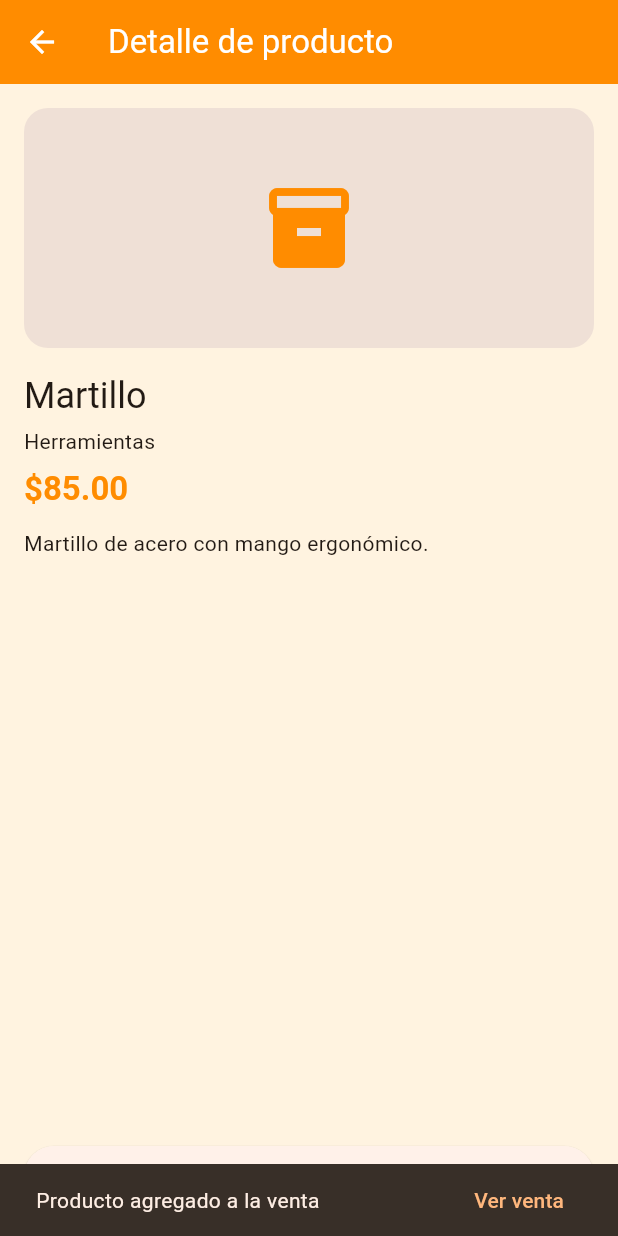
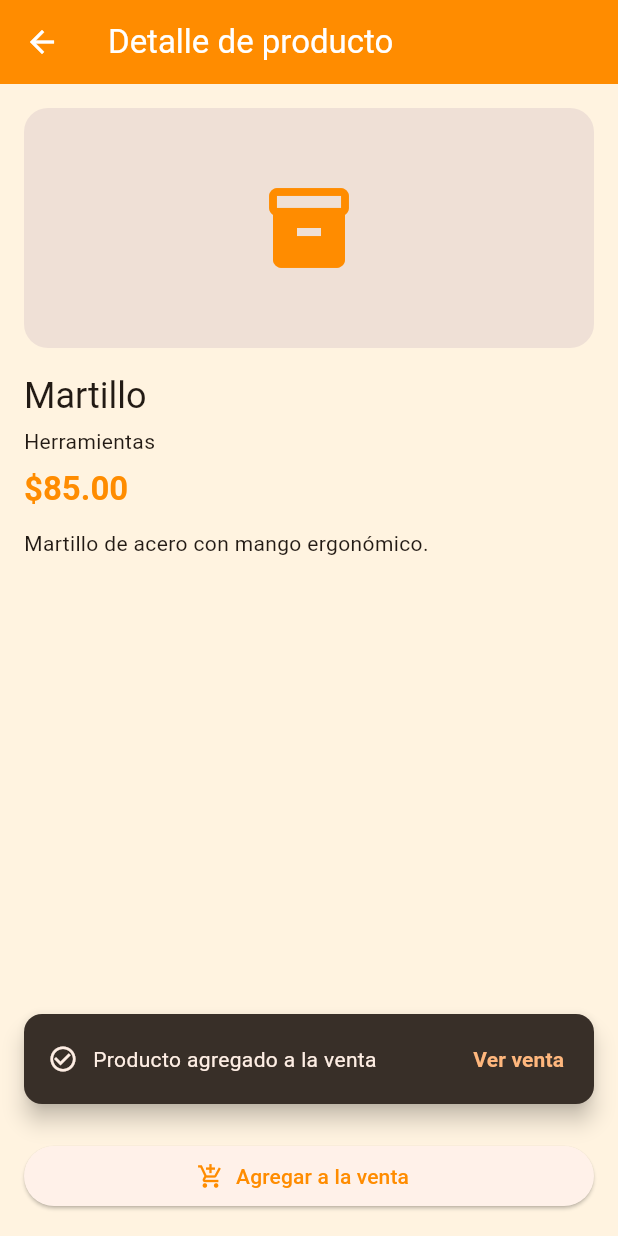
Before and after one commit to leyverAAA/Tlapaleria_app, a Flutter app: the ProductDetailScreen screen opened directly with sample values from the repository, after a tap on "Agregar a la venta", on a phone screen of 412 x 824 dp. Run offline on Flutter 3.47's test engine with Material 3 defaults, Android fonts, the phone set to English and light mode, and no system bars.

Commit message:
Refactor import paths to use absolute references and update AI_LOG.md with new entry

```diff
--- a/lib/core/widgets/cart_action_button.dart
+++ b/lib/core/widgets/cart_action_button.dart
@@ -1,7 +1,7 @@
 import 'package:flutter/material.dart';
 import 'package:provider/provider.dart';
 
-import '../../features/cart/cart_provider.dart';
+import '/features/cart/cart_provider.dart';
 import '../routes/app_routes.dart';
 
 /// Botón reutilizable para acceder a la venta actual con contador.
--- a/lib/core/widgets/product_card.dart
+++ b/lib/core/widgets/product_card.dart
@@ -1,6 +1,6 @@
 import 'package:flutter/material.dart';
 
-import '../../models/product.dart';
+import '/models/product.dart';
 
 class ProductCard extends StatelessWidget {
   final Product product;
--- a/lib/data/local/products_data.dart
+++ b/lib/data/local/products_data.dart
@@ -1,4 +1,4 @@
-import '../../models/product.dart';
+import '/models/product.dart';
 
 class ProductsData {
   static const List<Product> products = [
--- a/lib/data/repositories/product_repository.dart
+++ b/lib/data/repositories/product_repository.dart
@@ -1,4 +1,4 @@
-import '../../models/product.dart';
+import '/models/product.dart';
 import '../local/products_data.dart';
 
 class ProductRepository {
--- a/lib/features/cart/cart_provider.dart
+++ b/lib/features/cart/cart_provider.dart
@@ -1,6 +1,6 @@
 import 'package:flutter/material.dart';
 
-import '../../models/product.dart';
+import '/models/product.dart';
 
 class CartItem {
   final Product product;
--- a/lib/features/cart/cart_screen.dart
+++ b/lib/features/cart/cart_screen.dart
@@ -1,8 +1,8 @@
 import 'package:flutter/material.dart';
 import 'package:provider/provider.dart';
 
-import '../../core/routes/app_routes.dart';
-import '../../core/widgets/custom_button.dart';
+import '/core/routes/app_routes.dart';
+import '/core/widgets/custom_button.dart';
 import 'cart_provider.dart';
 
 class CartScreen extends StatelessWidget {
--- a/lib/features/home/home_screen.dart
+++ b/lib/features/home/home_screen.dart
@@ -1,7 +1,7 @@
 import 'package:flutter/material.dart';
 
-import '../../core/routes/app_routes.dart';
-import '../../core/widgets/cart_action_button.dart';
+import '/core/routes/app_routes.dart';
+import '/core/widgets/cart_action_button.dart';
 
 class HomeScreen extends StatelessWidget {
   const HomeScreen({super.key});
--- a/lib/features/product_detail/product_detail_screen.dart
+++ b/lib/features/product_detail/product_detail_screen.dart
@@ -1,23 +1,64 @@
+import 'dart:async';
+
 import 'package:flutter/material.dart';
 import 'package:provider/provider.dart';
 
-import '../../core/routes/app_routes.dart';
-import '../../core/widgets/custom_button.dart';
-import '../../models/product.dart';
+import '/core/routes/app_routes.dart';
+import '/core/widgets/custom_button.dart';
+import '/models/product.dart';
 import '../cart/cart_provider.dart';
 
-class ProductDetailScreen extends StatelessWidget {
+class ProductDetailScreen extends StatefulWidget {
   final Product product;
 
   const ProductDetailScreen({super.key, required this.product});
 
   @override
+  State<ProductDetailScreen> createState() => _ProductDetailScreenState();
+}
+
+class _ProductDetailScreenState extends State<ProductDetailScreen> {
+  static const _messageDuration = Duration(seconds: 2);
+  static const _fadeDuration = Duration(milliseconds: 250);
+
+  Timer? _messageTimer;
+  bool _showMessage = false;
+
+  @override
+  void dispose() {
+    _messageTimer?.cancel();
+    super.dispose();
+  }
+
+  void _addToCart() {
+    context.read<CartProvider>().add(widget.product);
+
+    // Reinicia el tiempo si se agregan varios productos seguidos para que el
+    // aviso no se quede encimado ni se acumule.
+    _messageTimer?.cancel();
+    setState(() => _showMessage = true);
+    _messageTimer = Timer(_messageDuration, () {
+      if (!mounted) return;
+      setState(() => _showMessage = false);
+    });
+  }
+
+  void _openCart() {
+    _messageTimer?.cancel();
+    setState(() => _showMessage = false);
+    Navigator.pushNamed(context, AppRoutes.cart);
+  }
+
+  @override
   Widget build(BuildContext context) {
     final colorScheme = Theme.of(context).colorScheme;
+    final product = widget.product;
 
     return Scaffold(
       appBar: AppBar(title: const Text('Detalle de producto')),
-      body: Padding(
+      body: Stack(
+        children: [
+          Padding(
             padding: const EdgeInsets.all(16),
             child: Column(
               crossAxisAlignment: CrossAxisAlignment.start,
@@ -58,24 +99,71 @@ class ProductDetailScreen extends StatelessWidget {
                   child: CustomButton(
                     label: 'Agregar a la venta',
                     icon: Icons.add_shopping_cart,
-                onPressed: () {
-                  context.read<CartProvider>().add(product);
-                  ScaffoldMessenger.of(context).showSnackBar(
-                    SnackBar(
-                      content: const Text('Producto agregado a la venta'),
-                      action: SnackBarAction(
-                        label: 'Ver venta',
-                        onPressed: () =>
-                            Navigator.pushNamed(context, AppRoutes.cart),
-                      ),
-                    ),
-                  );
-                },
+                    onPressed: _addToCart,
                   ),
                 ),
               ],
             ),
           ),
+          Positioned(
+            left: 16,
+            right: 16,
+            bottom: 88,
+            child: IgnorePointer(
+              ignoring: !_showMessage,
+              child: ExcludeSemantics(
+                excluding: !_showMessage,
+                child: AnimatedOpacity(
+                  opacity: _showMessage ? 1 : 0,
+                  duration: _fadeDuration,
+                  curve: Curves.easeOut,
+                  child: AnimatedSlide(
+                    offset: _showMessage ? Offset.zero : const Offset(0, 0.25),
+                    duration: _fadeDuration,
+                    curve: Curves.easeOut,
+                    child: Material(
+                      color: colorScheme.inverseSurface,
+                      elevation: 6,
+                      borderRadius: BorderRadius.circular(12),
+                      child: Padding(
+                        padding: const EdgeInsets.fromLTRB(16, 6, 8, 6),
+                        child: Row(
+                          children: [
+                            Icon(
+                              Icons.check_circle_outline,
+                              size: 20,
+                              color: colorScheme.onInverseSurface,
+                            ),
+                            const SizedBox(width: 10),
+                            Expanded(
+                              child: Text(
+                                'Producto agregado a la venta',
+                                style: TextStyle(
+                                  color: colorScheme.onInverseSurface,
+                                ),
+                              ),
+                            ),
+                            TextButton(
+                              onPressed: _openCart,
+                              child: Text(
+                                'Ver venta',
+                                style: TextStyle(
+                                  color: colorScheme.inversePrimary,
+                                  fontWeight: FontWeight.w600,
+                                ),
+                              ),
+                            ),
+                          ],
+                        ),
+                      ),
+                    ),
+                  ),
+                ),
+              ),
+            ),
+          ),
+        ],
+      ),
     );
   }
 }
--- a/lib/features/splash/splash_screen.dart
+++ b/lib/features/splash/splash_screen.dart
@@ -2,7 +2,7 @@ import 'dart:async';
 
 import 'package:flutter/material.dart';
 
-import '../../core/routes/app_routes.dart';
+import '/core/routes/app_routes.dart';
 
 class SplashScreen extends StatefulWidget {
   const SplashScreen({super.key});
```
Also changed, not shown: lib/core/routes/app_routes.dart (+6 -9 lines), lib/features/catalog/catalog_screen.dart (+5 -5 lines), 2 other files. Lines whose indentation alone changed are shown as unchanged.
